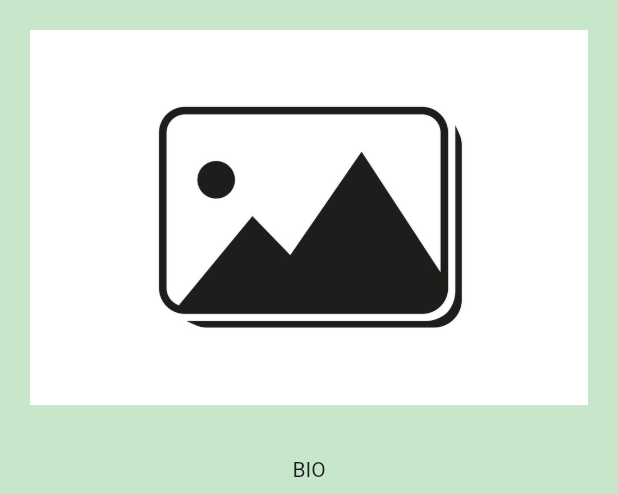
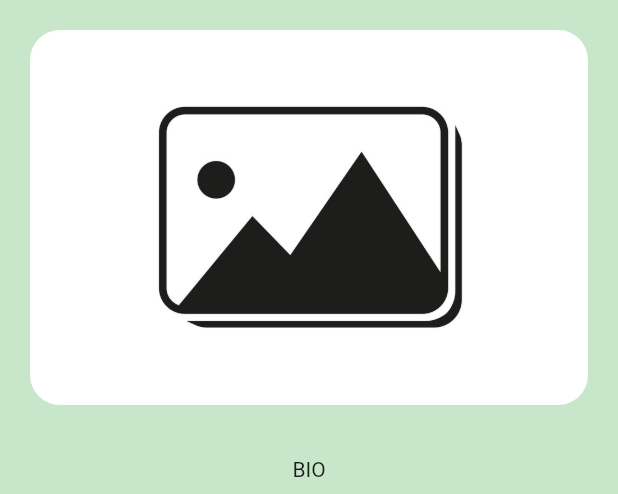
Before and after one commit to gaurav1903/PlacementCell, a Flutter app: the OfficialProfileScreen widget shown alone on an empty page, opened directly, after a tap on "Submit", on a phone screen of 412 x 824 dp. Shown: the top 494 px of the screen. Run offline on Flutter 3.47's test engine with Material 2 defaults, Android fonts, the phone set to English and light mode, and no system bars; our stand-ins replace cloud_firestore, file_picker, firebase_auth, firebase_core, firebase_storage, image_picker and 1 more; missing offline and left inert: email_auth, syncfusion_flutter_pdf, syncfusion_flutter_pdfviewer; accounts and stored records are empty.

Commit message:
some more ui changes

```diff
--- a/lib/screens/DashBoard.dart
+++ b/lib/screens/DashBoard.dart
@@ -20,6 +20,7 @@ class DashBoard extends StatelessWidget {
             var z = snap.data as QuerySnapshot<Map<String, dynamic>>;
             log(z.docs.length.toString());
             return Container(
+              padding: EdgeInsets.fromLTRB(10, 10, 10, 0),
               color: Colors.green.shade200,
               child: Stack(children: [
                 ListView.builder(
--- a/lib/screens/OfficialProfileScreen.dart
+++ b/lib/screens/OfficialProfileScreen.dart
@@ -41,6 +41,7 @@ class _OfficialProfileScreenState extends State<OfficialProfileScreen> {
     //TODO::add this in company list too
     User.bio = bio;
     User.company = company;
+    User.imageurl = imageurl;
     setState(() {
       isloading = false;
     });
@@ -66,17 +67,28 @@ class _OfficialProfileScreenState extends State<OfficialProfileScreen> {
                   Container(
                     height: 250,
                     margin: EdgeInsets.all(20),
+                    decoration:
+                        BoxDecoration(borderRadius: BorderRadius.circular(20)),
                     width: MediaQuery.of(context).size.width,
                     child: GestureDetector(
+                      child: ClipRRect(
+                        borderRadius: BorderRadius.circular(20),
                         child: PickedImage == null
                             ? User.imageurl != null &&
                                     User.imageurl.toString().isNotEmpty
-                              ? Image.network(User.imageurl)
-                              : Image.asset('assets/selectImage.jpg',
-                                  fit: BoxFit.fitWidth)
+                                ? Image.network(User.imageurl,
+                                    height: 250,
+                                    width: MediaQuery.of(context).size.width)
+                                : Image.asset(
+                                    'assets/selectImage.jpg',
+                                    fit: BoxFit.fitWidth,
+                                    height: 250,
+                                  )
                             : Image.file(File((PickedImage as XFile).path),
                                 width: MediaQuery.of(context).size.width,
+                                height: 250,
                                 fit: BoxFit.fitWidth),
+                      ),
                       onTap: () {
                         ImagePicker.platform
                             .getImage(source: ImageSource.gallery)
```
Lines whose indentation alone changed are shown as unchanged.
